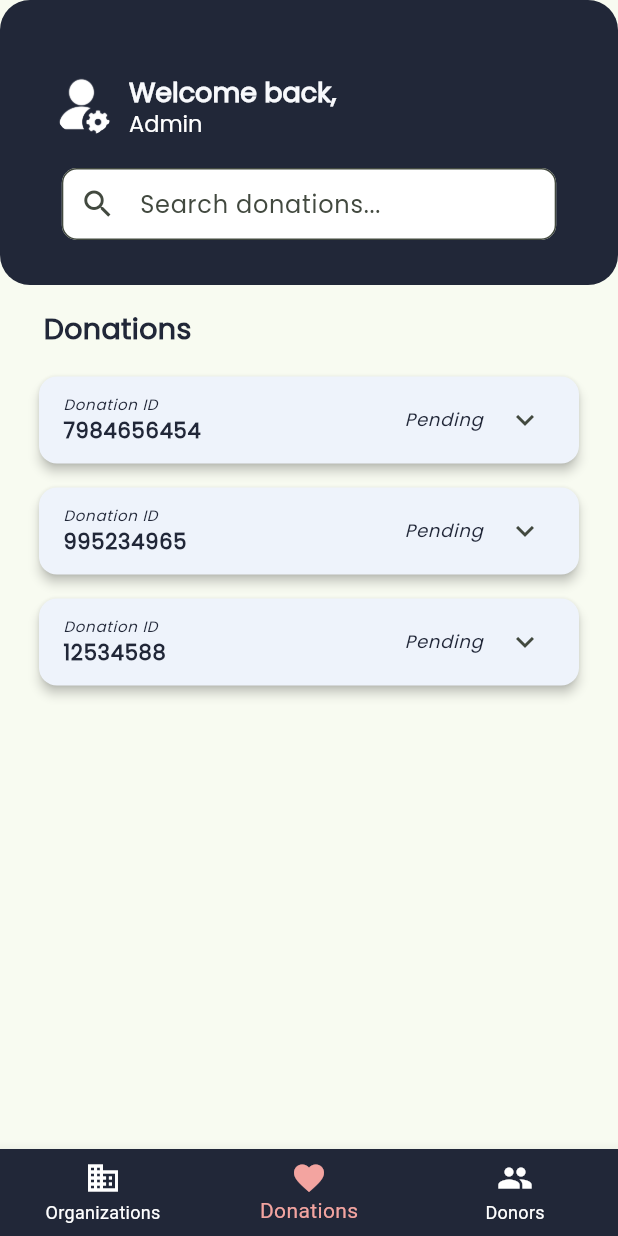
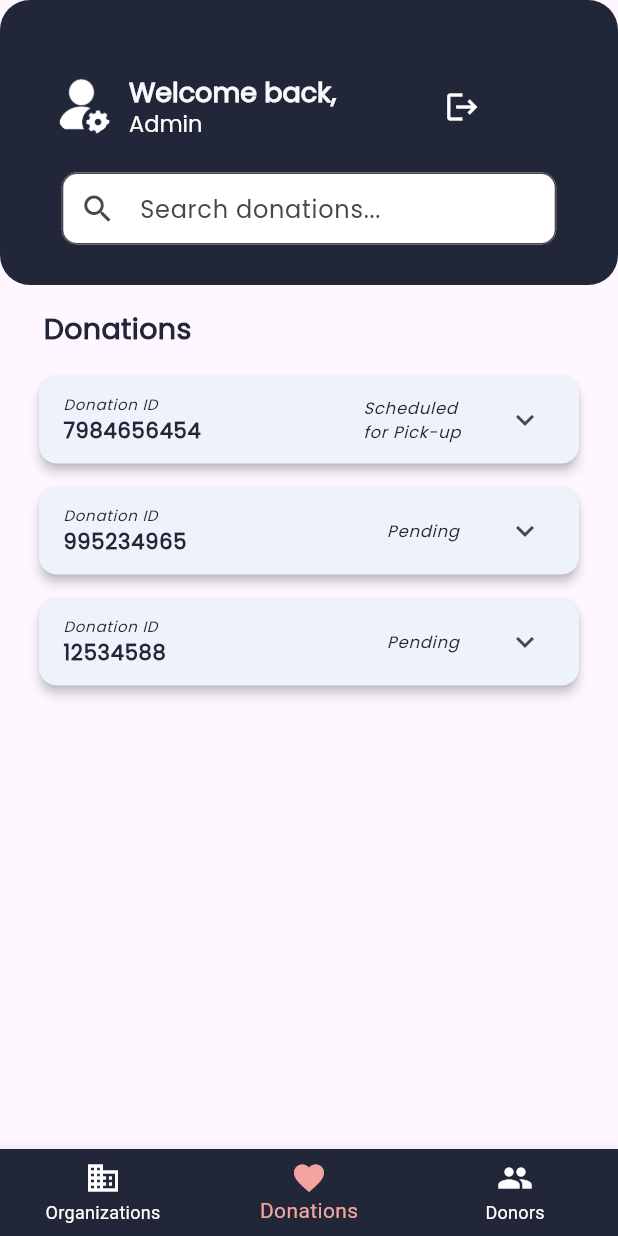
Before and after one commit to pvgonzales/cmsc23-group5-uv3l-project, a Flutter app: the screen it shows after launch, item 2 of the bottom bar chosen, on a phone screen of 412 x 824 dp. Run offline on Flutter 3.47's test engine with Material 3 defaults, Android fonts, the phone set to English and light mode, and no system bars; our stand-ins replace cloud_firestore, firebase_auth, firebase_core, flutter_local_notifications, image_gallery_saver, image_picker and 3 more; accounts and stored records are empty.

Commit message:
ui: updated donor admin screen

```diff
--- a/lib/main.dart
+++ b/lib/main.dart
@@ -6,6 +6,7 @@ import 'package:flutter_project/provider/auth_provider.dart';
 import 'package:flutter_project/provider/donation_provider.dart';
 import 'package:flutter_project/provider/orgdrive_provider.dart';
 import 'package:flutter_project/screens/admin-view/admin-donation.dart';
+import 'package:flutter_project/screens/admin-view/admin-donors.dart';
 import 'package:flutter_project/screens/admin-view/admin-home.dart';
 import 'package:flutter_project/screens/donations/donation.dart';
 import 'package:flutter_project/screens/home/home.dart';
@@ -59,8 +60,6 @@ class MyApp extends StatelessWidget {
         child: MaterialApp(
           title: 'Elbi Donation System',
           theme: ThemeData(
-            colorScheme: ColorScheme.fromSeed(
-                seedColor: const Color.fromARGB(255, 0, 97, 10)),
             useMaterial3: true,
           ),
           initialRoute: '/admin',
@@ -116,6 +115,8 @@ class MyApp extends StatelessWidget {
             } else if (setting.name == '/admin-donation') {
               return MaterialPageRoute(
                   builder: (context) => DonationScreenAdmin());
+            } else if (setting.name == '/admin-donors') {
+              return MaterialPageRoute(builder: (context) => DonorsScreen());
             } else {
               return MaterialPageRoute(
                   builder: (context) => const Placeholder());
--- a/lib/provider/donation_provider.dart
+++ b/lib/provider/donation_provider.dart
@@ -12,16 +12,14 @@ class DonationProvider extends ChangeNotifier {
         phoneNum: '09123456789',
         date: 'May 31, 2024',
         time: '8:00 AM',
-      status: 'Pending'
-    ),
+        status: 'Scheduled for Pick-up'),
     Donation(
         id: 995234965,
         items: ['Food', 'Others'],
         logistics: 'Drop-off',
         date: 'June 11, 2024',
         time: '01:30 PM',
-      status: 'Pending'
-    ),
+        status: 'Pending'),
     Donation(
         id: 012534588,
         items: ['Necessities'],
@@ -30,8 +28,7 @@ class DonationProvider extends ChangeNotifier {
         phoneNum: '09987456321',
         date: 'July 27, 2024',
         time: '10:00 AM',
-      status: 'Pending'
-    ),
+        status: 'Pending'),
   ];
 
   bool get isLoading => _isLoading;
@@ -46,5 +43,4 @@ class DonationProvider extends ChangeNotifier {
     _donations[index].status = newStatus;
     notifyListeners();
   }
-
 }
--- a/lib/screens/admin-view/admin-donation.dart
+++ b/lib/screens/admin-view/admin-donation.dart
@@ -77,7 +77,13 @@ class _DonationScreenAdminState extends State<DonationScreenAdmin> {
                                 ),
                               ],
                             ),
-                            Column(
+                            Flexible(
+                              child: Container(
+                                width: 80, // Adjust the width as needed
+                                alignment: Alignment.center,
+                                child: Column(
+                                  mainAxisAlignment: MainAxisAlignment.start,
+                                  crossAxisAlignment: CrossAxisAlignment.start,
                                   children: [
                                     Text(
                                       '${donations[index].status}',
@@ -85,10 +91,13 @@ class _DonationScreenAdminState extends State<DonationScreenAdmin> {
                                         fontFamily: "MyFont1",
                                         color: Color(0xFF212738),
                                         fontWeight: FontWeight.w500,
-                                      fontSize: 12,
-                                      fontStyle: FontStyle.italic),
+                                        fontSize: 11,
+                                        fontStyle: FontStyle.italic,
+                                      ),
                                     ),
                                   ],
+                                ),
+                              ),
                             )
                           ],
                         ),
--- a/lib/screens/admin-view/admin-home.dart
+++ b/lib/screens/admin-view/admin-home.dart
@@ -7,6 +7,7 @@ import 'package:flutter_project/provider/auth_provider.dart';
 import 'package:flutter_project/provider/donation_provider.dart';
 import 'package:flutter_project/provider/orgdrive_provider.dart';
 import 'package:flutter_project/screens/admin-view/admin-donation.dart';
+import 'package:flutter_project/screens/admin-view/admin-donors.dart';
 import 'package:flutter_project/screens/admin-view/navbar.dart';
 import 'package:provider/provider.dart';
 
@@ -94,45 +95,7 @@ class _AdminScreenState extends State<AdminScreen> {
       ),
       // Donations Tab
       DonationScreenAdmin(),
-      // Donors Tab
-      SingleChildScrollView(
-        padding: const EdgeInsets.all(16.0),
-        child: Column(
-          crossAxisAlignment: CrossAxisAlignment.start,
-          children: [
-            const Text(
-              "Donors",
-              style: TextStyle(fontSize: 20, fontWeight: FontWeight.bold),
-            ),
-            const SizedBox(height: 10),
-            Builder(
-              builder: (context) {
-                final userProvider = Provider.of<UserAuthProvider>(context,
-                    listen: true); // Listen to changes in users list
-                final List<UserModel> donors = userProvider.users;
-                return ListView.builder(
-                  shrinkWrap: true,
-                  physics: NeverScrollableScrollPhysics(),
-                  itemCount: donors.length,
-                  itemBuilder: (context, index) {
-                    return ListTile(
-                      title: Text('Donor ${donors[index].username}'),
-                      subtitle: Column(
-                        crossAxisAlignment: CrossAxisAlignment.start,
-                        children: [
-                          Text('Full Name: ${donors[index].fullname}'),
-                          Text('Phone: ${donors[index].phoneNumber}'),
-                          Text('Address: ${donors[index].address}'),
-                        ],
-                      ),
-                    );
-                  },
-                );
-              },
-            ),
-          ],
-        ),
-      ),
+      DonorsScreen(), // Donors Tab
     ];
 
     return Scaffold(
@@ -179,6 +142,16 @@ class _AdminScreenState extends State<AdminScreen> {
                       ),
                     ),
                   ],
+                ),
+                SizedBox(
+                  width: 60,
+                ),
+                IconButton(
+                  icon: Icon(Icons.logout),
+                  color: Colors.white,
+                  onPressed: () {
+                    Navigator.pushNamed(context, "/");
+                  },
                 ),
               ],
             ),
```
Also changed, not shown: lib/screens/admin-view/admin-donors.dart (added, +160 -0 lines). Lines whose indentation alone changed are shown as unchanged.
